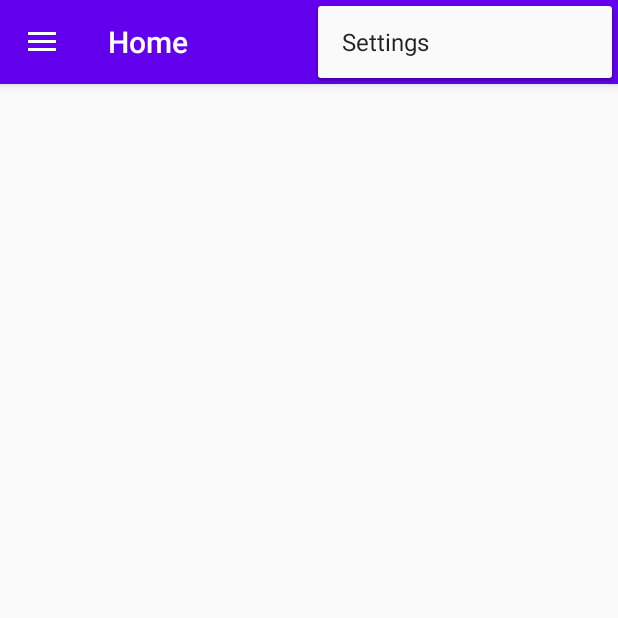
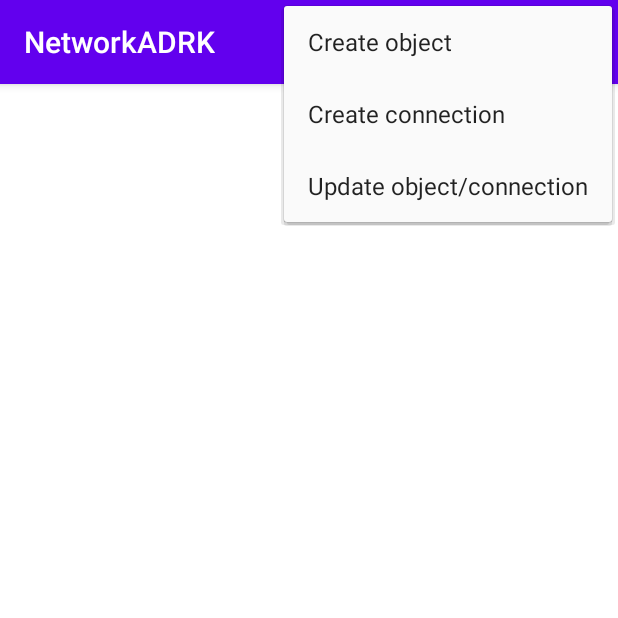
Before and after one commit to amad1dia/NetworkADRK, an Android app: the screen it shows after launch (MainActivity), with the options menu open, on a phone screen of 412 x 824 dp, the top half of it. Run offline under Robolectric (Android 15) with nearby library versions, the phone set to English and light mode, and no system bars; our stand-ins replace navigation-ui.

Commit message:
Création de connexions Création du menu Recupération du noeud cliqué

```diff
--- a/app/src/main/java/fr/istic/mob/network/networkadrk/MainActivity.kt
+++ b/app/src/main/java/fr/istic/mob/network/networkadrk/MainActivity.kt
@@ -1,7 +1,11 @@
 package fr.istic.mob.network.networkadrk
 
 import android.os.Bundle
+import android.util.Log
 import android.view.Menu
+import android.view.MenuItem
+import android.view.MotionEvent
+import android.view.View
 import androidx.appcompat.app.AppCompatActivity
 import androidx.appcompat.widget.Toolbar
 import androidx.drawerlayout.widget.DrawerLayout
@@ -11,10 +15,16 @@ import androidx.navigation.ui.navigateUp
 import androidx.navigation.ui.setupActionBarWithNavController
 import androidx.navigation.ui.setupWithNavController
 import com.google.android.material.navigation.NavigationView
+import fr.istic.mob.network.networkadrk.ui.CustomView
 
-class MainActivity : AppCompatActivity() {
+class MainActivity : AppCompatActivity(), View.OnLongClickListener, View.OnTouchListener {
 
     private lateinit var appBarConfiguration: AppBarConfiguration
+    private lateinit var mCustomView: CustomView
+    private var createObject = false
+    private var createConnection = false
+    private var updateNetwork = false
+    private val TAG = "MainActivity"
 
     override fun onCreate(savedInstanceState: Bundle?) {
         super.onCreate(savedInstanceState)
@@ -24,13 +34,10 @@ class MainActivity : AppCompatActivity() {
 
         val drawerLayout: DrawerLayout = findViewById(R.id.drawer_layout)
         val navView: NavigationView = findViewById(R.id.nav_view)
-        val navController = findNavController(R.id.nav_host_fragment)
-        // Passing each menu ID as a set of Ids because each
-        // menu should be considered as top level destinations.
-        appBarConfiguration = AppBarConfiguration(setOf(
-                R.id.nav_home, R.id.nav_gallery, R.id.nav_slideshow), drawerLayout)
-        setupActionBarWithNavController(navController, appBarConfiguration)
-        navView.setupWithNavController(navController)
+
+        mCustomView = findViewById(R.id.network)
+        mCustomView.setOnLongClickListener(this)
+        mCustomView.setOnTouchListener(this)
     }
 
     override fun onCreateOptionsMenu(menu: Menu): Boolean {
@@ -39,8 +46,46 @@ class MainActivity : AppCompatActivity() {
         return true
     }
 
-    override fun onSupportNavigateUp(): Boolean {
-        val navController = findNavController(R.id.nav_host_fragment)
-        return navController.navigateUp(appBarConfiguration) || super.onSupportNavigateUp()
+    override fun onOptionsItemSelected(item: MenuItem): Boolean {
+
+        when (item.itemId) {
+            R.id.action_create_object -> {
+                createObject = true
+                createConnection = false
+                updateNetwork = false
+            }
+
+            R.id.action_create_connection -> {
+                createConnection = true
+                createObject = false
+                updateNetwork = false
+
+            }
+
+            R.id.action_update -> {
+                updateNetwork = true
+                createConnection = false
+                createObject = false
+            }
+        }
+        return super.onOptionsItemSelected(item)
+    }
+
+    override fun onLongClick(v: View?): Boolean {
+        if (createObject) {
+            Log.d(TAG, "onLongClick: ")
+            mCustomView.drawRect()
+        }
+
+
+        return true
+    }
+
+
+    override fun onTouch(v: View?, event: MotionEvent): Boolean {
+        if (createConnection) {
+            mCustomView.connectObject(event)
+        }
+        return super.onTouchEvent(event)
     }
 }
--- a/app/src/main/java/fr/istic/mob/network/networkadrk/models/Connexion.kt
+++ b/app/src/main/java/fr/istic/mob/network/networkadrk/models/Connection.kt
@@ -2,11 +2,11 @@ package fr.istic.mob.network.networkadrk.models
 
 import android.graphics.Color
 
-data class Connexion (
+data class Connection (
     val id_connexion: String,
     val color_connexion: Color,
     val node1: Node,
-    val node2: Node,
+    val node2: Node?,
     val position1: Position,
     val position2: Position
 )
--- a/app/src/main/java/fr/istic/mob/network/networkadrk/models/Graph.kt
+++ b/app/src/main/java/fr/istic/mob/network/networkadrk/models/Graph.kt
@@ -1,6 +1,6 @@
 package fr.istic.mob.network.networkadrk.models;
 
 class Graph {
-    var nodes: Set<Any>? = null
-    var connexions: Set<Any>? = null
+    var nodes: Set<Node>? = null
+    var connexions: Set<Connection>? = null
 }
--- a/app/src/main/java/fr/istic/mob/network/networkadrk/models/Node.kt
+++ b/app/src/main/java/fr/istic/mob/network/networkadrk/models/Node.kt
@@ -1,11 +1,11 @@
 package fr.istic.mob.network.networkadrk.models
 
-import android.graphics.Color
-import android.graphics.RectF
+import android.graphics.*
+import android.graphics.drawable.Drawable
 
 data class Node (
     val label: String,
-    val color: Color,
+    val color: Int? = Color.BLUE,
     val position: Position,
     val objet: RectF
 )
--- a/app/src/main/java/fr/istic/mob/network/networkadrk/models/Position.kt
+++ b/app/src/main/java/fr/istic/mob/network/networkadrk/models/Position.kt
@@ -2,4 +2,4 @@ package fr.istic.mob.network.networkadrk.models
 
 import android.graphics.Color
 
-data class Position(val x: Int?, val y: Int?, val color: Color)
+data class Position(val x: Int?, val y: Int?)
--- a/app/src/main/java/fr/istic/mob/network/networkadrk/ui/CustomView.kt
+++ b/app/src/main/java/fr/istic/mob/network/networkadrk/ui/CustomView.kt
@@ -2,25 +2,51 @@ package fr.istic.mob.network.networkadrk.ui
 
 import android.content.Context
 import android.graphics.*
-import android.graphics.drawable.Drawable
+import android.util.AttributeSet
 import android.util.Log
 import android.view.MotionEvent
 import android.view.View
+import android.view.ViewConfiguration
 import androidx.core.content.res.ResourcesCompat
 import fr.istic.mob.network.networkadrk.R
+import fr.istic.mob.network.networkadrk.models.Connection
+import fr.istic.mob.network.networkadrk.models.Node
+import fr.istic.mob.network.networkadrk.models.Position
 
 
 // Stroke width for the the paint.
 private const val STROKE_WIDTH = 12f
-class CustomView(context: Context): View(context) {
+
+class CustomView(context: Context, attributeSet: AttributeSet) : View(context, attributeSet) {
+
+
     private val TAG = "CustomView"
+
     // Holds the path you are currently drawing.
-    private var path = Path()
+    private var path: Path = Path()
+    private lateinit var frame: Rect
+    private var xAbs: Float = 0f
+    private var yAbs: Float = 0f
+
+    companion object {
+        var nodes: MutableList<Node> = mutableListOf()
+    }
 
     private val drawColor = ResourcesCompat.getColor(context.resources, R.color.colorPrimary, null)
-    private val backgroundColor = ResourcesCompat.getColor(context.resources, R.color.colorPrimaryDark, null)
+    private val backgroundColor = ResourcesCompat.getColor(
+        context.resources,
+        R.color.colorPrimaryDark,
+        null
+    )
     private lateinit var extraCanvas: Canvas
     private lateinit var extraBitmap: Bitmap
+    private var motionTouchEventX = 0f
+    private var motionTouchEventY = 0f
+    private var currentX = 0f
+    private var currentY = 0f
+    private val touchTolerance = ViewConfiguration.get(context).scaledTouchSlop
+    private var firstObject: Node? = null
+    private var secondObject: Node? = null
 
     // Set up the paint with which to draw.
     private val paint = Paint().apply {
@@ -35,16 +61,97 @@ class CustomView(context: Context): View(context) {
         strokeWidth = STROKE_WIDTH // default: Hairline-width (really thin)
     }
 
-    override fun onDraw(canvas: Canvas?) {
-        super.onDraw(canvas)
+    private val pBg = Paint().apply {
+        color = Color.GREEN
+        strokeWidth = 12f
+        style = Paint.Style.STROKE
     }
 
-    override fun setOnLongClickListener(l: OnLongClickListener?) {
-        super.setOnLongClickListener(l)
-        Log.d(TAG, "setOnLongClickListener: ")
+    override fun onSizeChanged(w: Int, h: Int, oldw: Int, oldh: Int) {
+        super.onSizeChanged(w, h, oldw, oldh)
+        extraBitmap = Bitmap.createBitmap(w, h, Bitmap.Config.ARGB_8888)
+        extraCanvas = Canvas(extraBitmap)
     }
 
-    override fun onTouchEvent(event: MotionEvent?): Boolean {
+    public fun drawRect() {
+        val rect = RectF(xAbs, yAbs, xAbs + 40, yAbs + 40)
+
+        nodes.add(
+            Node(
+                label = "Empty",
+                objet = rect,
+                position = Position(xAbs.toInt(), yAbs.toInt())
+            )
+        )
+        //TODO show input for label
+    }
+
+    override fun onDraw(canvas: Canvas) {
+        super.onDraw(canvas)
+        nodes.forEach {
+            canvas.drawRect(it.objet, paint)
+        }
+
+        canvas.drawBitmap(extraBitmap, 0f, 0f, pBg);
+        canvas.drawPath(path, pBg);
+        invalidate()
+    }
+
+    override fun onTouchEvent(event: MotionEvent): Boolean {
+        Log.d(TAG, "onTouchEvent: ")
+        xAbs = event.x
+        yAbs = event.y
+
+        invalidate()
         return super.onTouchEvent(event)
     }
+
+    override fun performClick(): Boolean {
+        return super.performClick()
+    }
+
+    private fun touchStart() {
+        Log.d(TAG, "touchStart: ")
+        path.reset()
+        firstObject = getNodeByPosition(motionTouchEventX, motionTouchEventY)
+        path.moveTo(motionTouchEventX, motionTouchEventY)
+        firstObject = getNodeByPosition(motionTouchEventX, motionTouchEventY)
+        currentX = motionTouchEventX
+        currentY = motionTouchEventY
+    }
+
+    private fun touchMove() {
+        path.lineTo(motionTouchEventX, motionTouchEventY)
+        invalidate()
+    }
+
+    private fun touchUp() {
+        secondObject = getNodeByPosition(motionTouchEventX, motionTouchEventY)
+        path.lineTo(motionTouchEventX, motionTouchEventY)
+        if (firstObject != null && secondObject != null)
+            extraCanvas.drawPath(path, pBg)
+
+        path.reset()
+    }
+
+    fun connectObject(event: MotionEvent) {
+
+        motionTouchEventX = event.x
+        motionTouchEventY = event.y
+
+        when (event.action) {
+            MotionEvent.ACTION_DOWN -> touchStart()
+            MotionEvent.ACTION_UP -> touchUp()
+            MotionEvent.ACTION_MOVE -> touchMove()
+        }
+    }
+
+    private fun getNodeByPosition(x: Float, y: Float): Node? {
+        nodes.forEach {
+            if (it.objet.contains(x, y))
+                return it
+        }
+
+        return null
+    }
 }
--- a/app/src/main/res/layout/content_main.xml
+++ b/app/src/main/res/layout/content_main.xml
@@ -7,14 +7,13 @@
     app:layout_behavior="@string/appbar_scrolling_view_behavior"
     tools:showIn="@layout/app_bar_main">
 
-    <fragment
-        android:id="@+id/nav_host_fragment"
-        android:name="androidx.navigation.fragment.NavHostFragment"
+    <fr.istic.mob.network.networkadrk.ui.CustomView
+        android:id="@+id/network"
         android:layout_width="match_parent"
         android:layout_height="match_parent"
-        app:defaultNavHost="true"
-        app:layout_constraintLeft_toLeftOf="parent"
-        app:layout_constraintRight_toRightOf="parent"
-        app:layout_constraintTop_toTopOf="parent"
-        app:navGraph="@navigation/mobile_navigation" />
+        app:layout_constraintBottom_toBottomOf="parent"
+        app:layout_constraintEnd_toEndOf="parent"
+        app:layout_constraintStart_toStartOf="parent"
+        android:background="#FFFFFF"
+        app:layout_constraintTop_toTopOf="parent" />
 </androidx.constraintlayout.widget.ConstraintLayout>
--- a/app/src/main/res/layout/fragment_home.xml
+++ b/app/src/main/res/layout/fragment_home.xml
@@ -6,8 +6,8 @@
     android:layout_height="match_parent"
     tools:context=".ui.home.HomeFragment">
 
-    <SurfaceView
-        android:id="@+id/text_home"
+    <fr.istic.mob.network.networkadrk.ui.CustomView
+        android:id="@+id/network"
         android:layout_width="match_parent"
         android:layout_height="match_parent"
         app:layout_constraintBottom_toBottomOf="parent"
--- a/app/src/main/res/menu/main.xml
+++ b/app/src/main/res/menu/main.xml
@@ -2,8 +2,18 @@
 <menu xmlns:android="http://schemas.android.com/apk/res/android"
     xmlns:app="http://schemas.android.com/apk/res-auto">
     <item
-        android:id="@+id/action_settings"
+        android:id="@+id/action_create_object"
         android:orderInCategory="100"
-        android:title="@string/action_settings"
+        android:title="@string/action_create_object"
+        app:showAsAction="never" />
+    <item
+        android:id="@+id/action_create_connection"
+        android:orderInCategory="100"
+        android:title="@string/action_create_connection"
+        app:showAsAction="never" />
+    <item
+        android:id="@+id/action_update"
+        android:orderInCategory="100"
+        android:title="@string/action_update"
         app:showAsAction="never" />
 </menu>
--- a/app/src/main/res/values/strings.xml
+++ b/app/src/main/res/values/strings.xml
@@ -5,7 +5,9 @@
     <string name="nav_header_title">Android Studio</string>
     <string name="nav_header_subtitle">android.studio@android.com</string>
     <string name="nav_header_desc">Navigation header</string>
-    <string name="action_settings">Settings</string>
+    <string name="action_create_object">Create object</string>
+    <string name="action_create_connection">Create connection</string>
+    <string name="action_update">Update object/connection</string>
 
     <string name="menu_home">Home</string>
     <string name="menu_gallery">Gallery</string>
```
Also changed, not shown: app/src/main/java/fr/istic/mob/network/networkadrk/ui/home/HomeFragment.kt (+23 -10 lines).
